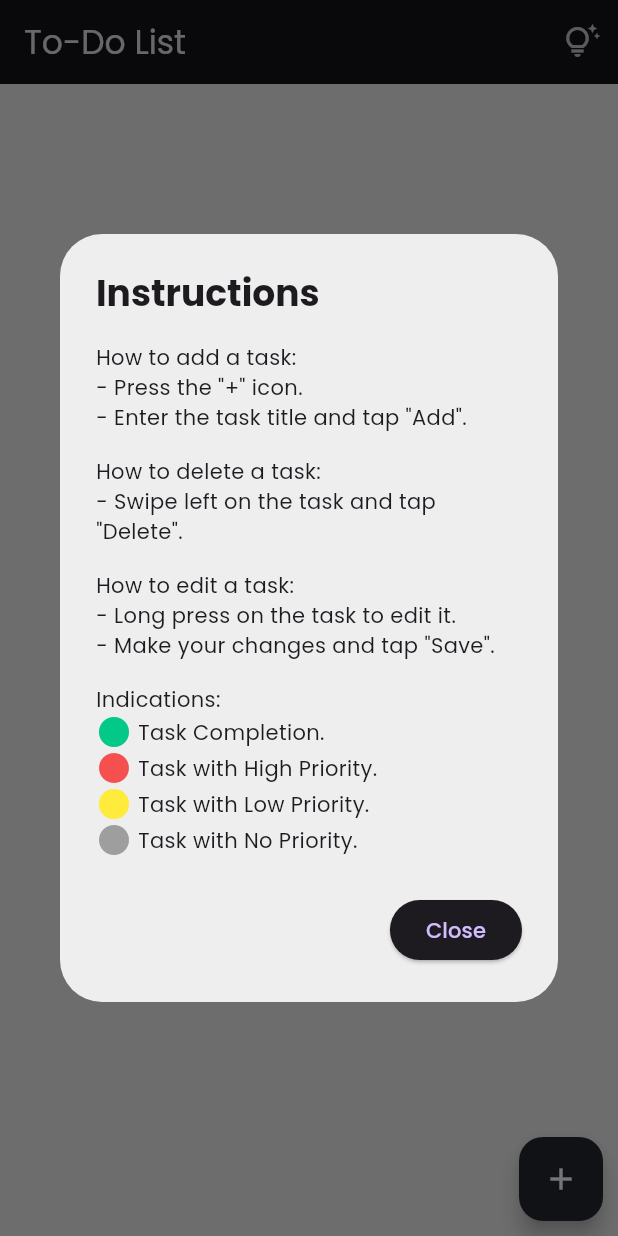
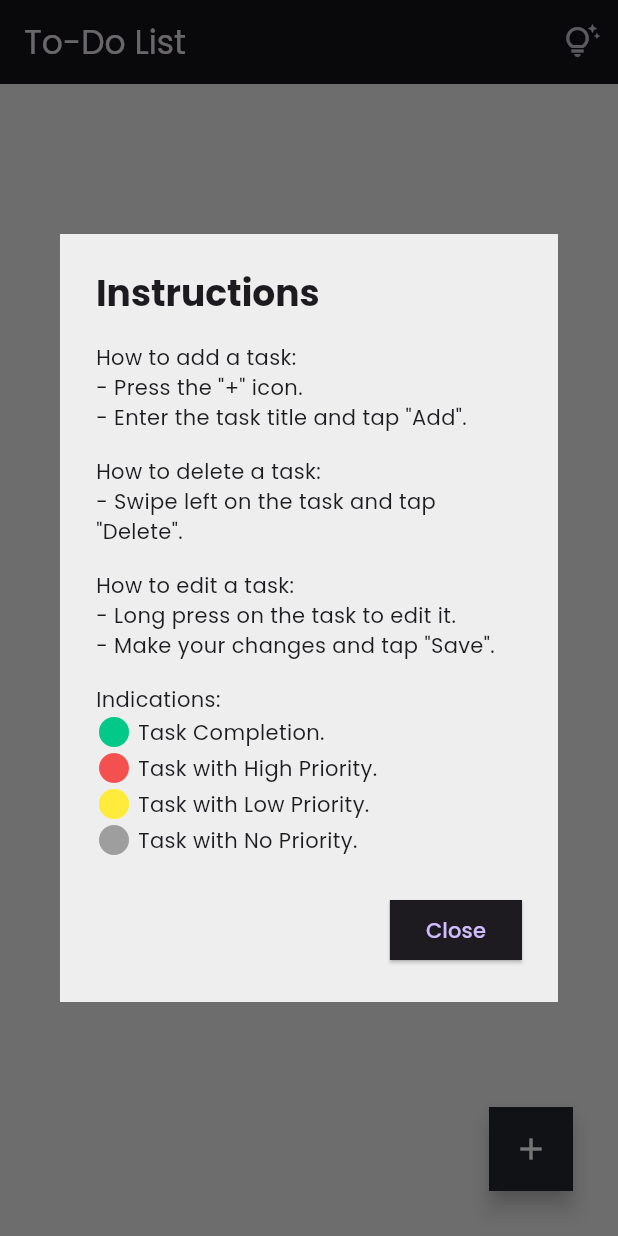
Before and after one commit to prajwalx7/todo_list, a Flutter app: the screen it shows after launch, after a tap on the "tips and updates" icon, on a phone screen of 412 x 824 dp. Run offline on Flutter 3.47's test engine with Material 3 defaults, Android fonts, the phone set to English and light mode, and no system bars; drawn by our look-alikes of lottie; our stand-ins replace flutter_slidable, google_fonts.

Commit message:
new tips box

```diff
--- a/lib/pages/home_page.dart
+++ b/lib/pages/home_page.dart
@@ -252,12 +252,14 @@ class _HomePageState extends State<HomePage> with TickerProviderStateMixin {
 
           //action button to add task
           Positioned(
-            bottom: 10,
-            right: 10,
+            bottom: 30,
+            right: 30,
             child: FloatingActionButton(
               onPressed: () {
                 _onAddButtonTap(context);
               },
+              shape:
+                  const RoundedRectangleBorder(borderRadius: BorderRadius.zero),
               backgroundColor: Theme.of(context).primaryColor,
               child: const Icon(
                 Icons.add,
--- a/lib/widgets/tips.dart
+++ b/lib/widgets/tips.dart
@@ -10,6 +10,7 @@ class Tips extends StatelessWidget {
   @override
   Widget build(BuildContext context) {
     return AlertDialog(
+      shape: const RoundedRectangleBorder(borderRadius: BorderRadius.zero),
       backgroundColor: Theme.of(context).scaffoldBackgroundColor,
       title: const Text(
         'Instructions',
@@ -62,6 +63,9 @@ class Tips extends StatelessWidget {
       ),
       actions: [
         ElevatedButton(
+          style: ElevatedButton.styleFrom(
+              shape: const RoundedRectangleBorder(
+                  borderRadius: BorderRadius.zero)),
           onPressed: () {
             Navigator.of(context).pop();
           },
```
